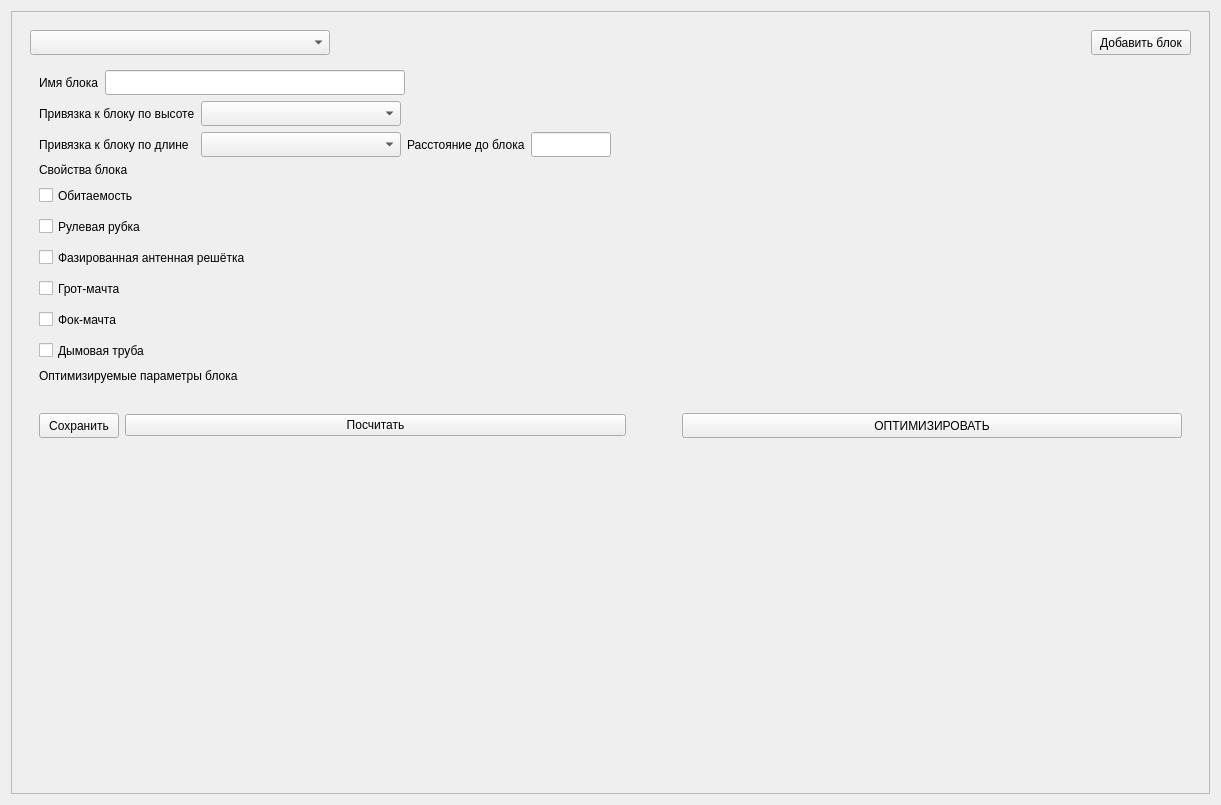
The window that source/gui/enteringblocks.ui (baseoleph/secad) describes before a commit, drawn with Qt 5.
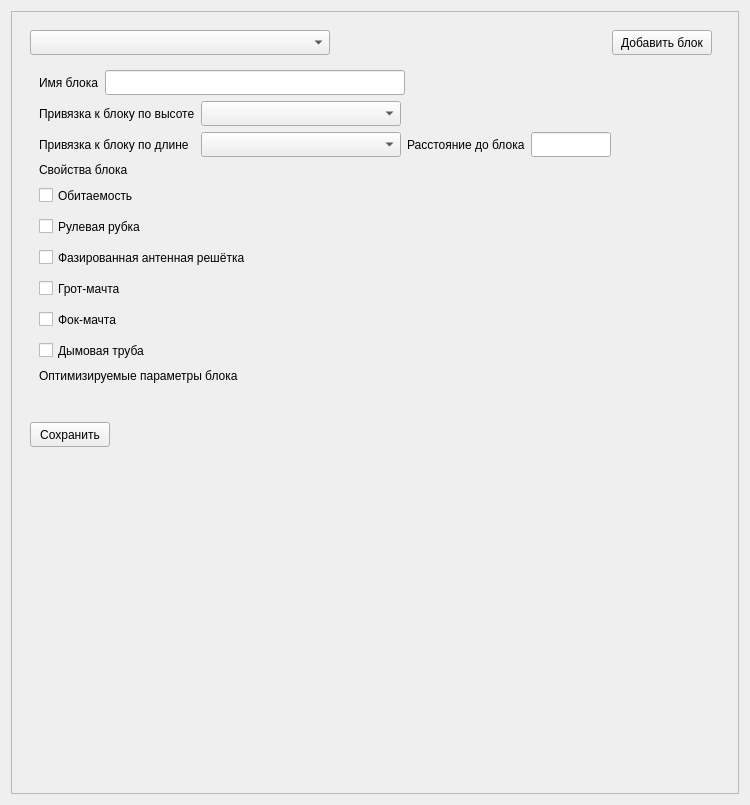
The same window after the commit.

Commit message: remove unused buttons; fix tab width

```diff
--- a/source/gui/enteringblocks.ui
+++ b/source/gui/enteringblocks.ui
@@ -6,7 +6,7 @@
    <rect>
     <x>0</x>
     <y>0</y>
-    <width>1221</width>
+    <width>750</width>
     <height>805</height>
    </rect>
   </property>
@@ -24,13 +24,19 @@
        <rect>
         <x>0</x>
         <y>0</y>
-        <width>1201</width>
+        <width>730</width>
         <height>785</height>
        </rect>
       </property>
       <layout class="QVBoxLayout" name="verticalLayout_3">
        <item>
         <widget class="QWidget" name="widget_2" native="true">
+         <property name="maximumSize">
+          <size>
+           <width>700</width>
+           <height>16777215</height>
+          </size>
+         </property>
          <layout class="QVBoxLayout" name="verticalLayout_2">
           <item>
            <layout class="QHBoxLayout" name="horizontalLayout_12">
@@ -439,7 +445,11 @@
               </widget>
              </item>
              <item>
-              <layout class="QHBoxLayout" name="horizontalLayout_38">
+              <layout class="QHBoxLayout" name="horizontalLayout_38"/>
+             </item>
+            </layout>
+           </widget>
+          </item>
                <item>
                 <widget class="QPushButton" name="pushButton_saveEnteringData">
                  <property name="sizePolicy">
@@ -463,62 +473,6 @@
                  <property name="text">
                   <string>Сохранить</string>
                  </property>
-                </widget>
-               </item>
-               <item>
-                <widget class="QPushButton" name="pushButton_calc">
-                 <property name="text">
-                  <string>Посчитать</string>
-                 </property>
-                </widget>
-               </item>
-               <item>
-                <spacer name="horizontalSpacer_5">
-                 <property name="orientation">
-                  <enum>Qt::Horizontal</enum>
-                 </property>
-                 <property name="sizeType">
-                  <enum>QSizePolicy::Fixed</enum>
-                 </property>
-                 <property name="sizeHint" stdset="0">
-                  <size>
-                   <width>50</width>
-                   <height>20</height>
-                  </size>
-                 </property>
-                </spacer>
-               </item>
-               <item>
-                <widget class="QPushButton" name="pushButton_optimize">
-                 <property name="sizePolicy">
-                  <sizepolicy hsizetype="Minimum" vsizetype="Fixed">
-                   <horstretch>0</horstretch>
-                   <verstretch>0</verstretch>
-                  </sizepolicy>
-                 </property>
-                 <property name="minimumSize">
-                  <size>
-                   <width>0</width>
-                   <height>25</height>
-                  </size>
-                 </property>
-                 <property name="maximumSize">
-                  <size>
-                   <width>16777215</width>
-                   <height>25</height>
-                  </size>
-                 </property>
-                 <property name="text">
-                  <string>ОПТИМИЗИРОВАТЬ</string>
-                 </property>
-                 <property name="checkable">
-                  <bool>false</bool>
-                 </property>
-                </widget>
-               </item>
-              </layout>
-             </item>
-            </layout>
            </widget>
           </item>
          </layout>
```
Lines whose indentation alone changed are shown as unchanged. The commit also changes 7 other files.
